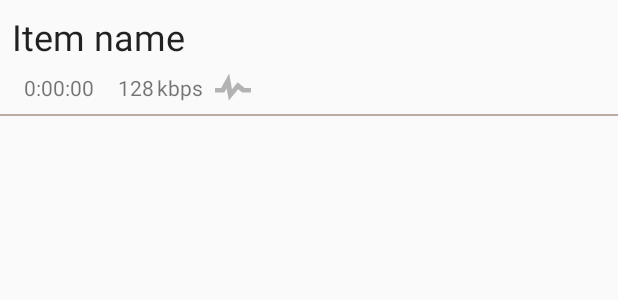
After one commit to izderadicka/audioserve-android, an Android app: the layout file_item.xml on its own in the app's theme, with its tools: preview values and no code run, on a phone screen of 412 x 824 dp. The commit adds this screen. Shown: the top 300 px of the screen. Run offline under Robolectric (Android 15) with nearby library versions, the phone set to English and light mode, and no system bars; network calls fail.

Commit message:
Improving folders view - separator and file details

```diff
--- /dev/null
+++ b/app/src/main/res/drawable/ic_pulse.xml
@@ -0,0 +1,6 @@
+<vector android:height="24dp" android:viewportHeight="16"
+    android:viewportWidth="14" android:width="24dp" xmlns:android="http://schemas.android.com/apk/res/android">
+    <path android:fillColor="#b3b3b3" android:fillType="evenOdd"
+        android:pathData="M11.5,8l-2.7,-2.6l-2.2,3.1l-1.1,-6.9l-3.12,6.4l-2.38,0l0,2l3.6,0l0.9,-1.8l0.9,5.4l3.6,-5.1l1.6,1.5l3.4,0l0,-2z"
+        android:strokeColor="#00000000" android:strokeWidth="1"/>
+</vector>
--- /dev/null
+++ b/app/src/main/res/layout/file_item.xml
@@ -0,0 +1,68 @@
+<?xml version="1.0" encoding="utf-8"?>
+<android.support.constraint.ConstraintLayout
+    xmlns:android="http://schemas.android.com/apk/res/android"
+    xmlns:app="http://schemas.android.com/apk/res-auto"
+    xmlns:tools="http://schemas.android.com/tools"
+    android:layout_width="match_parent"
+    android:layout_height="wrap_content">
+
+    <TextView
+        android:id="@+id/folderItemName"
+        android:layout_width="0dp"
+        android:layout_height="wrap_content"
+        android:layout_marginEnd="8dp"
+        android:layout_marginStart="8dp"
+        android:layout_marginTop="8dp"
+        tools:text="Item name"
+        style="@style/TextAppearance.AppCompat.Headline"
+        app:layout_constraintEnd_toEndOf="parent"
+        app:layout_constraintStart_toStartOf="parent"
+        app:layout_constraintTop_toTopOf="parent" />
+
+    <View
+        android:id="@+id/separator"
+        android:layout_width="match_parent"
+        android:layout_height="1dp"
+        android:background="@color/list_separator"
+        app:layout_constraintTop_toBottomOf="@id/durationView"
+        android:layout_marginTop="8dp"
+        />
+
+    <TextView
+        android:id="@+id/durationView"
+        android:layout_width="wrap_content"
+        android:layout_height="wrap_content"
+        android:layout_marginStart="16dp"
+        android:layout_marginTop="8dp"
+        app:layout_constraintStart_toStartOf="parent"
+        app:layout_constraintTop_toBottomOf="@id/folderItemName"
+        tools:text="0:00:00" />
+
+    <TextView
+        android:id="@+id/bitRateView"
+        android:layout_width="wrap_content"
+        android:layout_height="wrap_content"
+        android:layout_marginStart="16dp"
+        app:layout_constraintStart_toEndOf="@+id/durationView"
+        app:layout_constraintTop_toTopOf="@+id/durationView"
+        tools:text="128" />
+
+    <TextView
+        android:id="@+id/bitRateLabel"
+        android:layout_width="wrap_content"
+        android:layout_height="wrap_content"
+        android:layout_marginStart="2dp"
+        android:text="kbps"
+        app:layout_constraintStart_toEndOf="@+id/bitRateView"
+        app:layout_constraintTop_toTopOf="@+id/bitRateView" />
+
+    <ImageView
+        android:id="@+id/transcodedIcon"
+        android:layout_width="wrap_content"
+        android:layout_height="wrap_content"
+        android:layout_marginStart="8dp"
+        android:layout_marginTop="6dp"
+        app:layout_constraintStart_toEndOf="@+id/bitRateLabel"
+        app:layout_constraintTop_toBottomOf="@+id/folderItemName"
+        app:srcCompat="@drawable/ic_pulse" />
+</android.support.constraint.ConstraintLayout>
--- a/app/src/main/res/values/colors.xml
+++ b/app/src/main/res/values/colors.xml
@@ -3,6 +3,9 @@
     <color name="colorPrimary">#3F51B5</color>
     <color name="colorPrimaryDark">#303F9F</color>
     <color name="colorAccent">#FF4081</color>
+    <color name="colorAccentLight">#f8bbd0</color>
     <color name="background_material_light">#fafafa</color>
 
+    <color name="list_separator">#bcaaa4</color>
+
 </resources>
```
Also changed, not shown: app/src/main/java/eu/zderadicka/audioserve/FolderFragment.kt (+52 -2 lines), app/src/main/java/eu/zderadicka/audioserve/data/Model.kt (+5 -2 lines).
